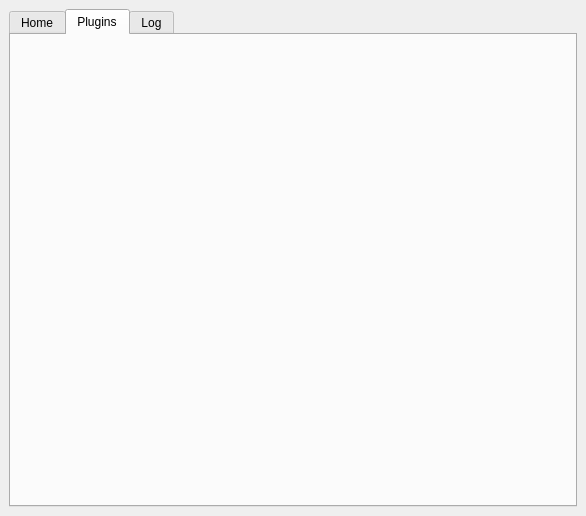
relative/customspotify, file src/windows/MainWindow.ui: the form before one commit.
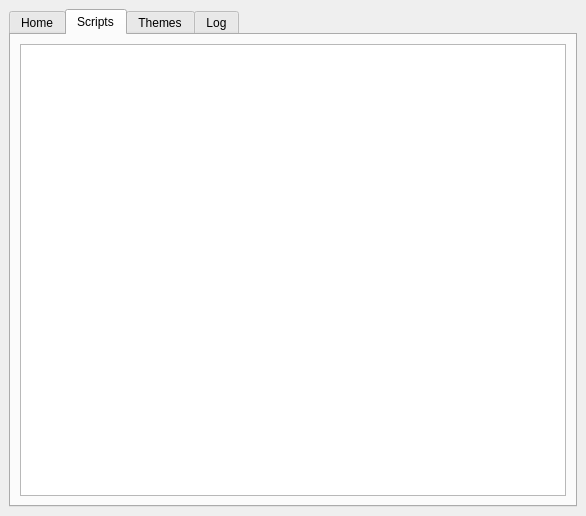
The form after the commit. The open tabs and pages were chosen to show the change. Icons and pictures are not drawn.

Commit message: feat(scripts): create ScriptManager

Diff of the .ui file:
```diff
--- a/src/windows/MainWindow.ui
+++ b/src/windows/MainWindow.ui
@@ -45,7 +45,21 @@
         <iconset theme=":/icons/plugin.png"/>
        </attribute>
        <attribute name="title">
-        <string>Plugins</string>
+        <string>Scripts</string>
+       </attribute>
+       <layout class="QGridLayout" name="gridLayout_4">
+        <item row="0" column="0">
+         <widget class="QListWidget" name="lstScripts"/>
+        </item>
+       </layout>
+      </widget>
+      <widget class="QWidget" name="tabThemes">
+       <attribute name="icon">
+        <iconset resource="../resources.qrc">
+         <normaloff>:/icons/css.png</normaloff>:/icons/css.png</iconset>
+       </attribute>
+       <attribute name="title">
+        <string>Themes</string>
        </attribute>
       </widget>
       <widget class="QWidget" name="tabLog">
```
Left out of the diff: 17 changed lines with no effect on the pictures. The commit also changes 14 other files.
